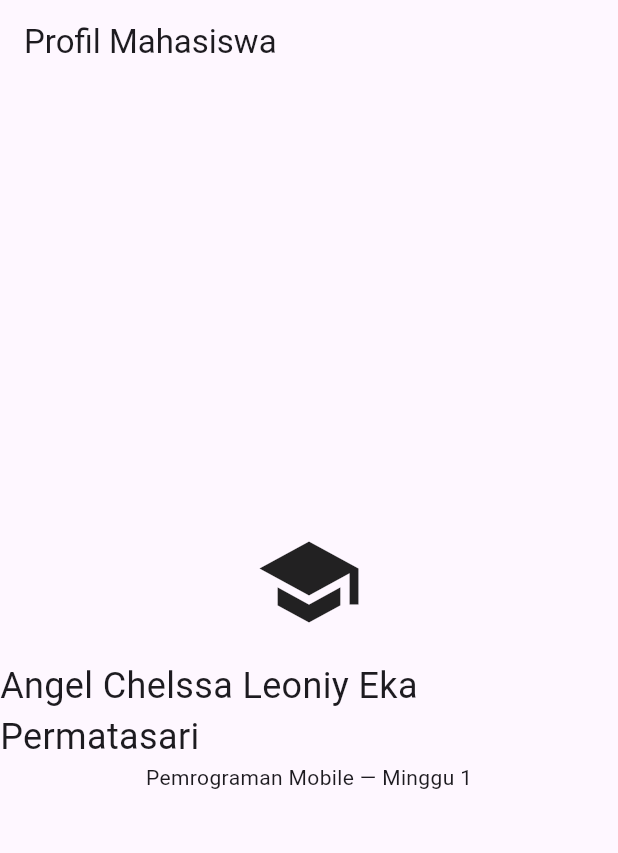
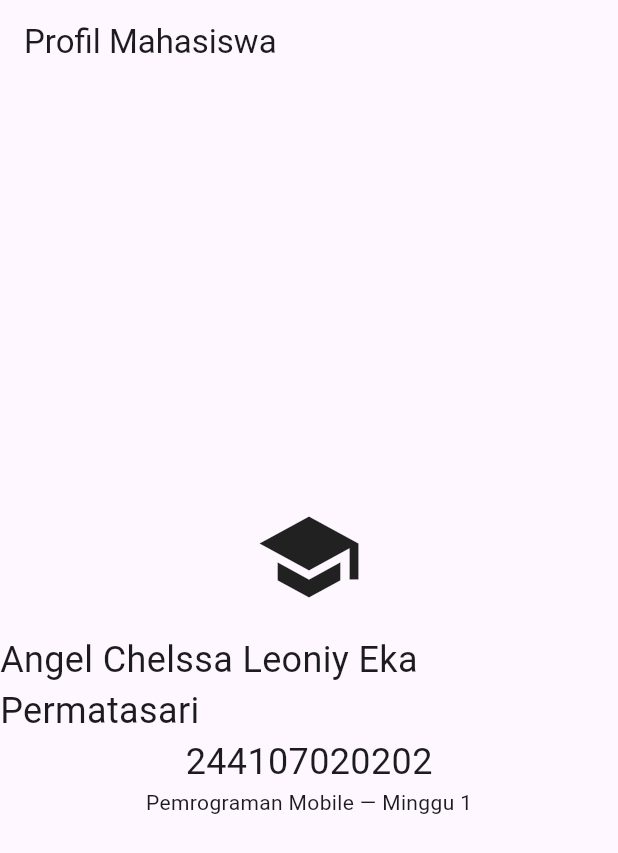
Before and after one commit to angelchelssa/244107020202-mobile-course, a Flutter app: the screen it shows after launch, on a phone screen of 412 x 824 dp. Shown: the top 853 px of the screen. Run offline on Flutter 3.47's test engine with Material 3 defaults, Android fonts, the light colour scheme and no system bars.

Commit message:
tugas Mini assignment

```diff
--- a/01-week-1-mobile-development-ecosystem-flutter-refresh/my_first_app/lib/main.dart
+++ b/01-week-1-mobile-development-ecosystem-flutter-refresh/my_first_app/lib/main.dart
@@ -15,6 +15,7 @@ class MyApp extends StatelessWidget {
             Icon(Icons.school, size: 72),
             SizedBox(height: 16),
             Text('Angel Chelssa Leoniy Eka Permatasari', style: TextStyle(fontSize: 24)),
+            Text('244107020202', style: TextStyle(fontSize: 24)),
             Text('Pemrograman Mobile — Minggu 1'),
           ]),
         ),
```
